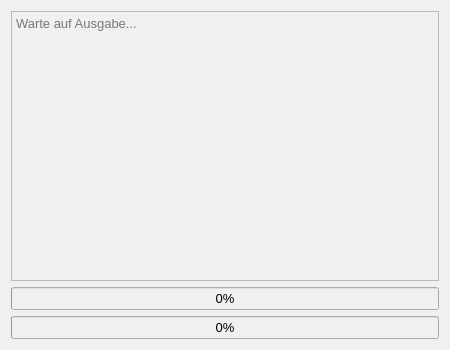
This is src/ui/design/output_window.ui in CodeName-666/VDataParser as Qt 5 draws it before an edit. The edited form follows.
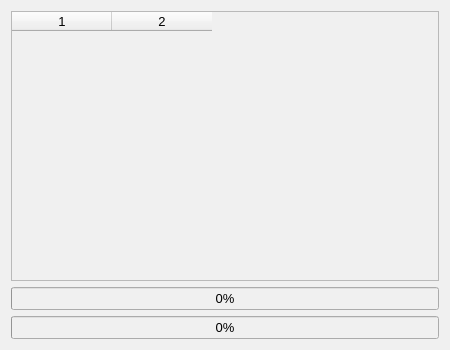
This is the edited form.

Commit message: Add table-based output view

```diff
--- a/src/ui/design/output_window.ui
+++ b/src/ui/design/output_window.ui
@@ -22,16 +22,24 @@
   </property>
   <layout class="QVBoxLayout" name="verticalLayout">
    <item>
-    <widget class="QPlainTextEdit" name="logOutputTextEdit">
+   <widget class="QTableWidget" name="logOutputTable">
+    <property name="columnCount">
+     <number>2</number>
+    </property>
+    <property name="editTriggers">
+     <set>QAbstractItemView.NoEditTriggers</set>
+    </property>
+    <property name="horizontalHeaderLabels" stdset="0">
+     <stringlist>
+      <string>Typ</string>
+      <string>Nachricht</string>
+     </stringlist>
+    </property>
+    <column/>
+    <column/>
      <property name="toolTip">
       <string>Zeigt die Ausgaben an</string>
      </property>
-     <property name="readOnly">
-      <bool>true</bool>
-     </property>
-     <property name="placeholderText">
-      <string>Warte auf Ausgabe...</string>
-     </property>
     </widget>
    </item>
     <item>
```
Lines whose indentation alone changed are shown as unchanged. The commit also changes 3 other files.
